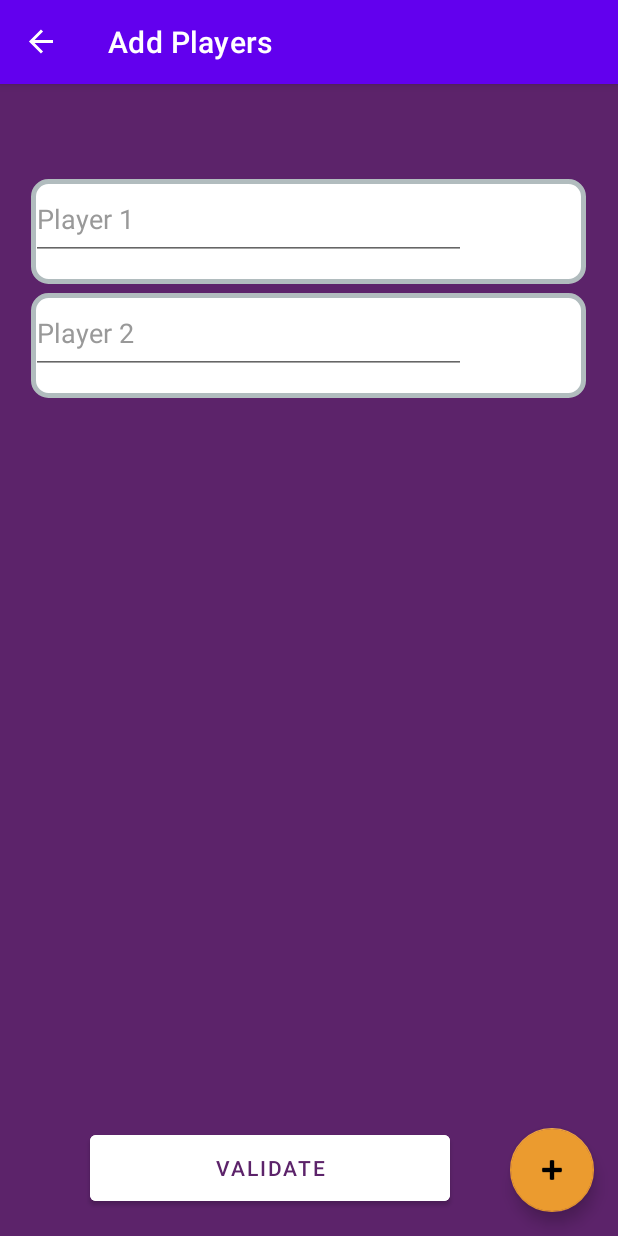
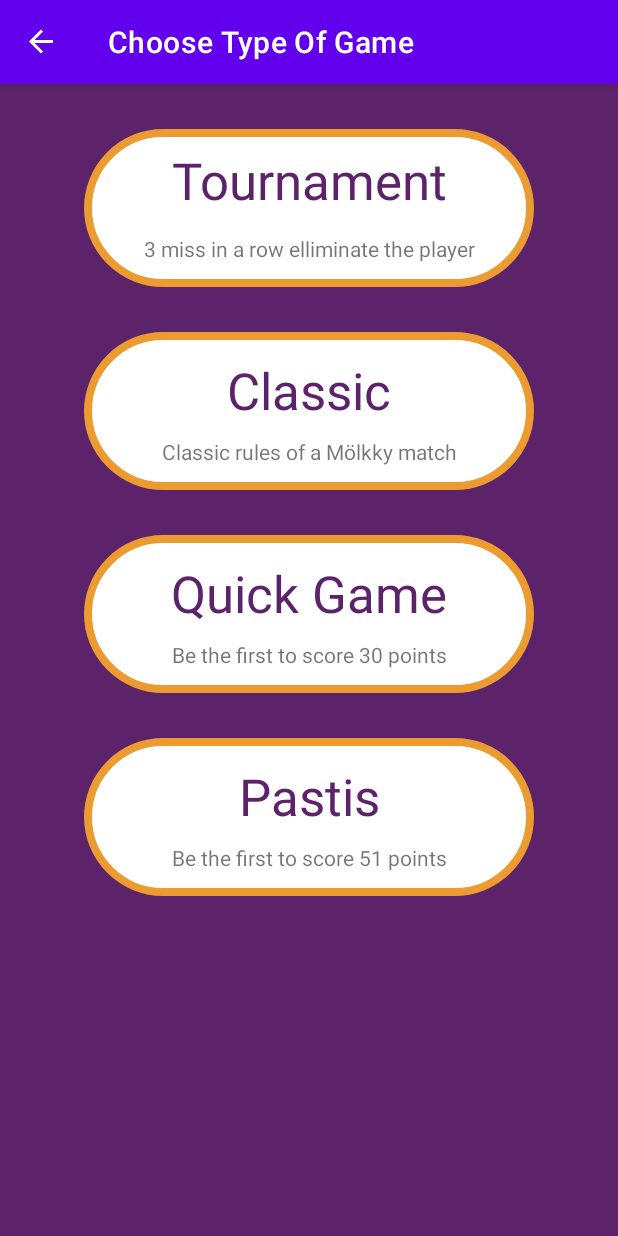
Before and after one commit to beliaran/PFE, an Android app: the AddPlayersFragment screen opened through its navigation route, after a tap on "VALIDATE", on a phone screen of 412 x 824 dp. Run offline under Robolectric (Android 15) with nearby library versions, the phone set to English and light mode, and no system bars; our stand-ins replace navigation-ui; 4 statements that could not run were skipped; 1 other tap on this screen came first.

Commit message:
added the page to choose the type of game

```diff
--- a/LD/Android/app/src/main/java/fr/eseo/pfemolkky/models/Game.java
+++ b/LD/Android/app/src/main/java/fr/eseo/pfemolkky/models/Game.java
@@ -4,15 +4,22 @@
 
 public class Game {
     private ArrayList<Player> players = new ArrayList<>();
+    private ArrayList<Pin> pins = new ArrayList<>();
     private TypeOfGame typeOfGame;
     private int scoreToWin;
-    private enum TypeOfGame {tournament, classic, fast, pastis}
+    public enum TypeOfGame {tournament, classic, fast, pastis}
 
     public ArrayList<Player> getPlayers() {
         return players;
     }
     public void addPlayer(Player player) {
         this.players.add(player);
+    }
+
+    public Game(){
+        for(int i=1;i<=12;i++){
+            Pin pin = new Pin(i);
+        }
     }
 
     public void setPlayers(ArrayList<Player> players) {
--- a/LD/Android/app/src/main/java/fr/eseo/pfemolkky/models/Pin.java
+++ b/LD/Android/app/src/main/java/fr/eseo/pfemolkky/models/Pin.java
@@ -2,9 +2,14 @@
 
 public class Pin {
     private int number;
-    private boolean connected;
-    private boolean fallen;
-    private Battery battery;
+    private boolean connected = false;
+    private boolean fallen = false;
+    private Battery battery = Battery.dead;
+
+    public Pin(int i) {
+        number=i;
+    }
+
     public enum Battery {dead, low, medium, excellent, full};
 
     public boolean isConnected() {
--- a/LD/Android/app/src/main/java/fr/eseo/pfemolkky/models/Player.java
+++ b/LD/Android/app/src/main/java/fr/eseo/pfemolkky/models/Player.java
@@ -3,6 +3,15 @@
 public class Player {
     private String name;
     private int missed = 0;
+    private int score = 0;
+
+    public String getName() {
+        return name;
+    }
+
+    public void setName(String name) {
+        this.name = name;
+    }
 
     public Player(String name) {
         this.name = name;
--- a/LD/Android/app/src/main/java/fr/eseo/pfemolkky/ui/addplayers/AddPlayersFragment.java
+++ b/LD/Android/app/src/main/java/fr/eseo/pfemolkky/ui/addplayers/AddPlayersFragment.java
@@ -5,6 +5,8 @@
 import androidx.constraintlayout.widget.ConstraintLayout;
 import androidx.constraintlayout.widget.ConstraintSet;
 import androidx.fragment.app.Fragment;
+import androidx.navigation.NavController;
+import androidx.navigation.fragment.NavHostFragment;
 
 import android.provider.Settings;
 import android.util.TypedValue;
@@ -33,6 +35,7 @@
     HashMap<EditText,String> playerName = new HashMap<>();
     int count = 1;
     private View root;
+    private NavController navController;
 
     public AddPlayersFragment() {
         // Required empty public constructor
@@ -53,8 +56,19 @@
                              Bundle savedInstanceState) {
         // Inflate the layout for this fragment
         root = inflater.inflate(R.layout.fragment_add_players, container, false);
-        EditText editTextAdd = new EditText(getContext());
-        players.add(editTextAdd);
+        navController = NavHostFragment.findNavController(this);
+        players = new ArrayList<>();
+        playerName = new HashMap<>();
+        if(!((MainActivity)getActivity()).getGame().getPlayers().isEmpty()){
+            for(Player player : ((MainActivity)getActivity()).getGame().getPlayers()){
+                EditText editTextAdd = new EditText(getContext());
+                playerName.put(editTextAdd,player.getName());
+                players.add(editTextAdd);
+            }
+        }
+        else{
+            EditText editTextAdd = new EditText(getContext());
+            players.add(editTextAdd);}
         update();
         FloatingActionButton addPlayerButton = (FloatingActionButton) root.findViewById(R.id.addPlayerButton);
         addPlayerButton.setOnClickListener(new View.OnClickListener() {
@@ -70,9 +84,9 @@
         launchButton.setOnClickListener(new View.OnClickListener() {
             @Override
             public void onClick(View view) {
+                ((MainActivity)getActivity()).getGame().getPlayers().removeAll(((MainActivity)getActivity()).getGame().getPlayers());
                 int i = 1;
                 playerName= new HashMap<>();
-                System.out.println(players);
                 for(EditText playerEditText : players){
                     if(!String.valueOf(playerEditText.getText()).matches("")){
                         playerName.put(playerEditText,String.valueOf(playerEditText.getText()));
@@ -88,6 +102,7 @@
                     i++;
                 }
                 System.out.println(((MainActivity)getActivity()).getGame().getPlayers());
+                navController.navigate(R.id.nav_choose_type);
             }
         });
         return root;
@@ -101,7 +116,6 @@
                 ConstraintLayout.LayoutParams.MATCH_PARENT,
                 (int)TypedValue.applyDimension(TypedValue.COMPLEX_UNIT_DIP, 60, getResources().getDisplayMetrics()));
         clspace.setLayoutParams(layoutParams);
-        System.out.println(players);
         layoutPlayers.addView(clspace);
         for(int i=1;i<=count;i++){
             EditText editTextInstance = players.get(i-1);
@@ -137,7 +151,6 @@
                     public void onClick(View view) {
                         count-=1;
                         players.remove(editTextInstance);
-                        System.out.println(players);
                         playerName= new HashMap<>();
                         for(EditText player : players){
                             playerName.put(player,String.valueOf(player.getText()));
--- /dev/null
+++ b/LD/Android/app/src/main/java/fr/eseo/pfemolkky/ui/chooseGame/chooseTypeGame.java
@@ -0,0 +1,81 @@
+package fr.eseo.pfemolkky.ui.chooseGame;
+
+import android.os.Bundle;
+
+import androidx.constraintlayout.widget.ConstraintLayout;
+import androidx.fragment.app.Fragment;
+
+import android.view.LayoutInflater;
+import android.view.View;
+import android.view.ViewGroup;
+import android.widget.Button;
+
+import fr.eseo.pfemolkky.MainActivity;
+import fr.eseo.pfemolkky.R;
+import fr.eseo.pfemolkky.models.Game;
+import fr.eseo.pfemolkky.models.Game.TypeOfGame;
+
+
+/**
+ * A simple {@link Fragment} subclass.
+ * Use the {@link chooseTypeGame#newInstance} factory method to
+ * create an instance of this fragment.
+ */
+public class chooseTypeGame extends Fragment {
+
+
+    private View root;
+
+    public chooseTypeGame() {
+        // Required empty public constructor
+    }
+
+    // TODO: Rename and change types and number of parameters
+    public static chooseTypeGame newInstance(String param1, String param2) {
+        chooseTypeGame fragment = new chooseTypeGame();
+        Bundle args = new Bundle();
+        fragment.setArguments(args);
+        return fragment;
+    }
+
+    @Override
+    public void onCreate(Bundle savedInstanceState) {
+        super.onCreate(savedInstanceState);
+    }
+
+    @Override
+    public View onCreateView(LayoutInflater inflater, ViewGroup container,
+                             Bundle savedInstanceState) {
+        // Inflate the layout for this fragment
+        root = inflater.inflate(R.layout.fragment_choose_type_game, container, false);
+        ConstraintLayout tournamentButton = (ConstraintLayout) root.findViewById(R.id.tournamentButton);
+        tournamentButton.setOnClickListener(new View.OnClickListener() {
+            @Override
+            public void onClick(View view) {
+                ((MainActivity)getActivity()).getGame().setTypeOfGame(TypeOfGame.tournament);
+            }
+        });
+        ConstraintLayout classicButton = (ConstraintLayout) root.findViewById(R.id.classicButton);
+        classicButton.setOnClickListener(new View.OnClickListener() {
+            @Override
+            public void onClick(View view) {
+                ((MainActivity)getActivity()).getGame().setTypeOfGame(TypeOfGame.classic);
+            }
+        });
+        ConstraintLayout quickGameButton = (ConstraintLayout) root.findViewById(R.id.quickGameButton);
+        quickGameButton.setOnClickListener(new View.OnClickListener() {
+            @Override
+            public void onClick(View view) {
+                ((MainActivity)getActivity()).getGame().setTypeOfGame(Game.TypeOfGame.fast);
+            }
+        });
+        ConstraintLayout pastisButton = (ConstraintLayout) root.findViewById(R.id.pastisButton);
+        pastisButton.setOnClickListener(new View.OnClickListener() {
+            @Override
+            public void onClick(View view) {
+                ((MainActivity)getActivity()).getGame().setTypeOfGame(Game.TypeOfGame.pastis);
+            }
+        });
+        return root;
+    }
+}
--- /dev/null
+++ b/LD/Android/app/src/main/res/drawable/selecttypegameroundedcorner.xml
@@ -0,0 +1,10 @@
+<?xml version="1.0" encoding="utf-8"?>
+<shape xmlns:android="http://schemas.android.com/apk/res/android">
+    <solid android:color="@color/white"/>
+    <corners android:radius="100dp" />
+
+    <stroke
+        android:width="5dp"
+        android:color="@color/orange"
+        />
+</shape>
--- /dev/null
+++ b/LD/Android/app/src/main/res/layout/fragment_choose_type_game.xml
@@ -0,0 +1,210 @@
+<?xml version="1.0" encoding="utf-8"?>
+<androidx.constraintlayout.widget.ConstraintLayout xmlns:android="http://schemas.android.com/apk/res/android"
+    xmlns:app="http://schemas.android.com/apk/res-auto"
+    xmlns:tools="http://schemas.android.com/tools"
+    android:layout_width="match_parent"
+    android:layout_height="match_parent"
+    tools:context=".ui.chooseGame.chooseTypeGame"
+    android:background="@color/purple_molkky">
+
+
+    <ScrollView
+        android:layout_width="match_parent"
+        android:layout_height="match_parent">
+
+        <LinearLayout
+            android:layout_width="match_parent"
+            android:layout_height="wrap_content"
+            android:orientation="vertical">
+
+            <androidx.constraintlayout.widget.ConstraintLayout
+                android:layout_width="match_parent"
+                android:layout_height="30dp">
+
+            </androidx.constraintlayout.widget.ConstraintLayout>
+
+            <androidx.constraintlayout.widget.ConstraintLayout
+                android:layout_width="match_parent"
+                android:layout_height="match_parent">
+
+                <androidx.constraintlayout.widget.ConstraintLayout
+                    android:id="@+id/tournamentButton"
+                    android:layout_width="300dp"
+                    android:layout_height="105dp"
+                    android:background="@drawable/selecttypegameroundedcorner"
+                    app:layout_constraintBottom_toBottomOf="parent"
+                    app:layout_constraintEnd_toEndOf="parent"
+                    app:layout_constraintStart_toStartOf="parent"
+                    app:layout_constraintTop_toTopOf="parent">
+
+                    <TextView
+                        android:id="@+id/textView"
+                        android:layout_width="wrap_content"
+                        android:layout_height="wrap_content"
+                        android:text="@string/tournament"
+                        android:textColor="@color/purple_molkky"
+                        android:textSize="34sp"
+                        app:layout_constraintBottom_toBottomOf="parent"
+                        app:layout_constraintEnd_toEndOf="parent"
+                        app:layout_constraintStart_toStartOf="parent"
+                        app:layout_constraintTop_toTopOf="parent"
+                        app:layout_constraintVertical_bias="0.186" />
+
+                    <TextView
+                        android:id="@+id/textView5"
+                        android:layout_width="wrap_content"
+                        android:layout_height="wrap_content"
+                        android:text="@string/tournament_rules"
+                        app:layout_constraintBottom_toBottomOf="parent"
+                        app:layout_constraintEnd_toEndOf="parent"
+                        app:layout_constraintStart_toStartOf="parent"
+                        app:layout_constraintTop_toTopOf="parent"
+                        app:layout_constraintVertical_bias="0.813" />
+
+                </androidx.constraintlayout.widget.ConstraintLayout>
+            </androidx.constraintlayout.widget.ConstraintLayout>
+
+            <androidx.constraintlayout.widget.ConstraintLayout
+                android:layout_width="match_parent"
+                android:layout_height="30dp">
+
+            </androidx.constraintlayout.widget.ConstraintLayout>
+
+            <androidx.constraintlayout.widget.ConstraintLayout
+                android:layout_width="match_parent"
+                android:layout_height="match_parent">
+
+                <androidx.constraintlayout.widget.ConstraintLayout
+                    android:id="@+id/classicButton"
+                    android:layout_width="300dp"
+                    android:layout_height="105dp"
+                    android:background="@drawable/selecttypegameroundedcorner"
+                    app:layout_constraintBottom_toBottomOf="parent"
+                    app:layout_constraintEnd_toEndOf="parent"
+                    app:layout_constraintStart_toStartOf="parent"
+                    app:layout_constraintTop_toTopOf="parent">
+
+                    <TextView
+                        android:id="@+id/textView2"
+                        android:layout_width="wrap_content"
+                        android:layout_height="wrap_content"
+                        android:text="@string/classical"
+                        android:textColor="@color/purple_molkky"
+                        android:textSize="34sp"
+                        app:layout_constraintBottom_toBottomOf="parent"
+                        app:layout_constraintEnd_toEndOf="parent"
+                        app:layout_constraintStart_toStartOf="parent"
+                        app:layout_constraintTop_toTopOf="parent"
+                        app:layout_constraintVertical_bias="0.266" />
+
+                    <TextView
+                        android:id="@+id/textView6"
+                        android:layout_width="wrap_content"
+                        android:layout_height="wrap_content"
+                        android:text="@string/classical_rules"
+                        app:layout_constraintBottom_toBottomOf="parent"
+                        app:layout_constraintEnd_toEndOf="parent"
+                        app:layout_constraintStart_toStartOf="parent"
+                        app:layout_constraintTop_toTopOf="parent"
+                        app:layout_constraintVertical_bias="0.813" />
+
+                </androidx.constraintlayout.widget.ConstraintLayout>
+            </androidx.constraintlayout.widget.ConstraintLayout>
+
+            <androidx.constraintlayout.widget.ConstraintLayout
+                android:layout_width="match_parent"
+                android:layout_height="30dp">
+
+            </androidx.constraintlayout.widget.ConstraintLayout>
+
+            <androidx.constraintlayout.widget.ConstraintLayout
+                android:layout_width="match_parent"
+                android:layout_height="match_parent">
+
+                <androidx.constraintlayout.widget.ConstraintLayout
+                    android:id="@+id/quickGameButton"
+                    android:layout_width="300dp"
+                    android:layout_height="105dp"
+                    android:background="@drawable/selecttypegameroundedcorner"
+                    app:layout_constraintBottom_toBottomOf="parent"
+                    app:layout_constraintEnd_toEndOf="parent"
+                    app:layout_constraintStart_toStartOf="parent"
+                    app:layout_constraintTop_toTopOf="parent">
+
+                    <TextView
+                        android:id="@+id/textView3"
+                        android:layout_width="wrap_content"
+                        android:layout_height="wrap_content"
+                        android:text="@string/quickGame"
+                        android:textColor="@color/purple_molkky"
+                        android:textSize="34sp"
+                        app:layout_constraintBottom_toBottomOf="parent"
+                        app:layout_constraintEnd_toEndOf="parent"
+                        app:layout_constraintStart_toStartOf="parent"
+                        app:layout_constraintTop_toTopOf="parent"
+                        app:layout_constraintVertical_bias="0.266" />
+
+                    <TextView
+                        android:id="@+id/textView7"
+                        android:layout_width="wrap_content"
+                        android:layout_height="wrap_content"
+                        android:text="@string/quickGame_rules"
+                        app:layout_constraintBottom_toBottomOf="parent"
+                        app:layout_constraintEnd_toEndOf="parent"
+                        app:layout_constraintStart_toStartOf="parent"
+                        app:layout_constraintTop_toTopOf="parent"
+                        app:layout_constraintVertical_bias="0.813" />
+
+                </androidx.constraintlayout.widget.ConstraintLayout>
+            </androidx.constraintlayout.widget.ConstraintLayout>
+
+            <androidx.constraintlayout.widget.ConstraintLayout
+                android:layout_width="match_parent"
+                android:layout_height="30dp">
+
+            </androidx.constraintlayout.widget.ConstraintLayout>
+
+            <androidx.constraintlayout.widget.ConstraintLayout
+                android:layout_width="match_parent"
+                android:layout_height="match_parent">
+
+                <androidx.constraintlayout.widget.ConstraintLayout
+                    android:id="@+id/pastisButton"
+                    android:layout_width="300dp"
+                    android:layout_height="105dp"
+                    android:background="@drawable/selecttypegameroundedcorner"
+                    app:layout_constraintBottom_toBottomOf="parent"
+                    app:layout_constraintEnd_toEndOf="parent"
+                    app:layout_constraintStart_toStartOf="parent"
+                    app:layout_constraintTop_toTopOf="parent">
+
+                    <TextView
+                        android:id="@+id/textView4"
+                        android:layout_width="wrap_content"
+                        android:layout_height="wrap_content"
+                        android:text="@string/pastis"
+                        android:textSize="34sp"
+                        app:layout_constraintBottom_toBottomOf="parent"
+                        app:layout_constraintEnd_toEndOf="parent"
+                        app:layout_constraintStart_toStartOf="parent"
+                        app:layout_constraintTop_toTopOf="parent"
+                        app:layout_constraintVertical_bias="0.266"
+                        android:textColor="@color/purple_molkky" />
+
+                    <TextView
+                        android:id="@+id/textView8"
+                        android:layout_width="wrap_content"
+                        android:layout_height="wrap_content"
+                        android:text="@string/pastis_rules"
+                        app:layout_constraintBottom_toBottomOf="parent"
+                        app:layout_constraintEnd_toEndOf="parent"
+                        app:layout_constraintStart_toStartOf="parent"
+                        app:layout_constraintTop_toTopOf="parent"
+                        app:layout_constraintVertical_bias="0.813" />
+                </androidx.constraintlayout.widget.ConstraintLayout>
+            </androidx.constraintlayout.widget.ConstraintLayout>
+
+        </LinearLayout>
+    </ScrollView>
+
+</androidx.constraintlayout.widget.ConstraintLayout>
--- a/LD/Android/app/src/main/res/navigation/mobile_navigation.xml
+++ b/LD/Android/app/src/main/res/navigation/mobile_navigation.xml
@@ -15,4 +15,9 @@
         android:name="fr.eseo.pfemolkky.ui.addplayers.AddPlayersFragment"
         android:label="@string/fragment_add_players"
         tools:layout="@layout/fragment_add_players" />
+    <fragment
+        android:id="@+id/nav_choose_type"
+        android:name="fr.eseo.pfemolkky.ui.chooseGame.chooseTypeGame"
+        android:label="@string/fragment_choose_type"
+        tools:layout="@layout/fragment_choose_type_game" />
 </navigation>
--- a/LD/Android/app/src/main/res/values/strings.xml
+++ b/LD/Android/app/src/main/res/values/strings.xml
@@ -9,4 +9,14 @@
     <string name="askName">Player</string>
     <string name="fragment_add_players">Add Players</string>
     <string name="validate">Validate</string>
+    <string name="tournament">Tournament</string>
+    <string name="pastis">Pastis</string>
+    <string name="speedGame">Quick Game</string>
+    <string name="classical">Classic</string>
+    <string name="quickGame">Quick Game</string>
+    <string name="fragment_choose_type">Choose Type Of Game</string>
+    <string name="tournament_rules">3 miss in a row elliminate the player</string>
+    <string name="classical_rules">Classic rules of a Mölkky match</string>
+    <string name="quickGame_rules">Be the first to score 30 points</string>
+    <string name="pastis_rules">Be the first to score 51 points</string>
 </resources>
```
Also changed, not shown: LD/Android/app/src/main/res/font/fjallaoneregular.ttf (added).
